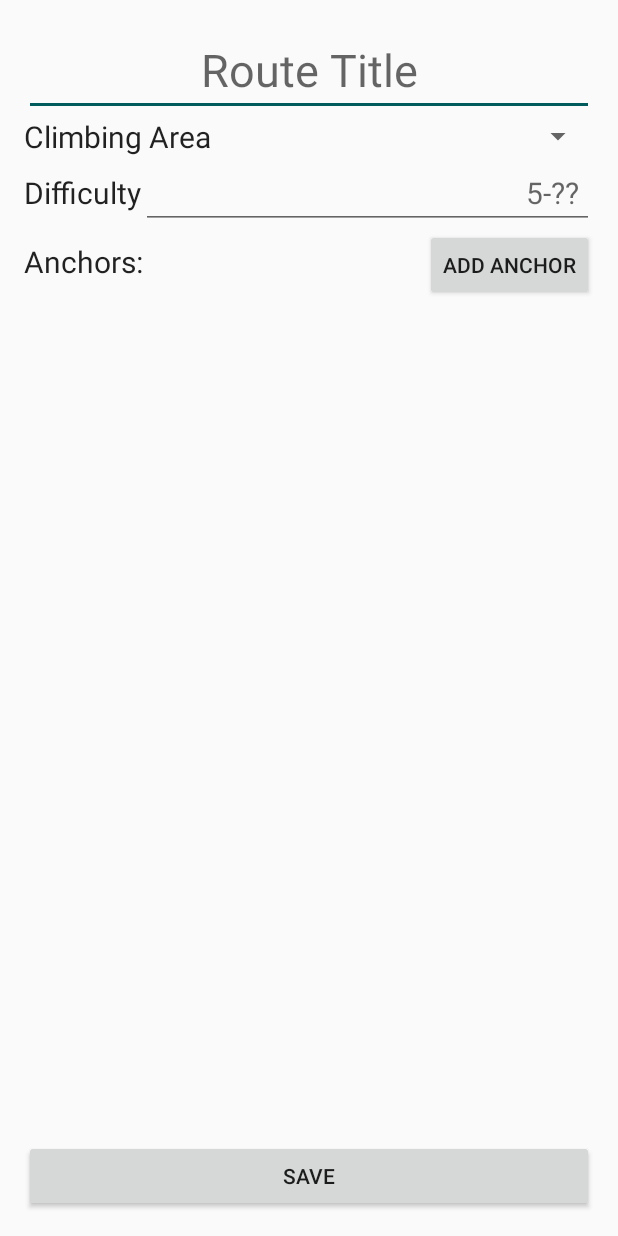
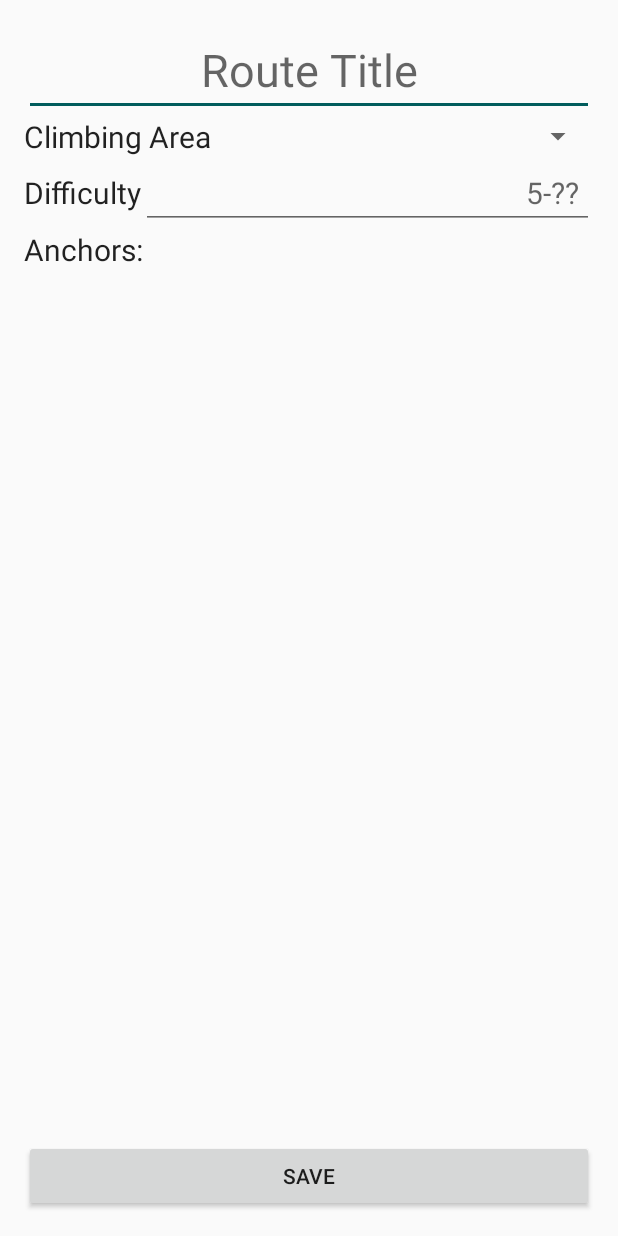
Before and after one commit to mattghall/AndroidFinalProject, an Android app: the screen it shows after launch (ActivityEdit), after a tap on an icon or button, on a phone screen of 412 x 824 dp. Run offline under Robolectric (Android 15) with nearby library versions, the phone set to English and light mode, and no system bars; our stand-ins replace data binding.

Commit message:
Few more tweaks of small things

```diff
--- a/mobile/src/main/java/com/example/mattghall/finalproject/Fragment_AreasList.java
+++ b/mobile/src/main/java/com/example/mattghall/finalproject/Fragment_AreasList.java
@@ -69,7 +69,7 @@ public class Fragment_AreasList extends Fragment {
                     try {
                         OpenArea(climbingAreaIds[position]);
                     } catch (JSONException e) {
-                        ToastMachine("Could not load area");
+                        ToastMachine(getResources().getString(R.string.couldNotLoadAreaMessage));
                         e.printStackTrace();
                     }
                 } else {
--- a/mobile/src/main/java/com/example/mattghall/finalproject/Fragment_EditRoute.java
+++ b/mobile/src/main/java/com/example/mattghall/finalproject/Fragment_EditRoute.java
@@ -112,6 +112,7 @@ public class Fragment_EditRoute extends Fragment implements View.OnClickListener
         // Special Bindings
         if(parentActivity.isNew) {
             // SEt title prompt
+            addAnchorButton.setVisibility(View.GONE);
             areaTextView.setVisibility(View.GONE);
             deleteButton.setVisibility(View.GONE);
             // bind properties of spinner to areas
--- a/mobile/src/main/java/com/example/mattghall/finalproject/Fragment_RouteDetails.java
+++ b/mobile/src/main/java/com/example/mattghall/finalproject/Fragment_RouteDetails.java
@@ -52,8 +52,6 @@ public class Fragment_RouteDetails extends Fragment implements View.OnClickListe
         // Set OnClickListeners
         final Button editButton = (Button) eternalAnger.findViewById(R.id.editButton);
         editButton.setOnClickListener(this);
-        final Button saveButton = (Button) eternalAnger.findViewById(R.id.saveButton);
-        saveButton.setOnClickListener(this);
 
         return eternalAnger;
     }
--- a/mobile/src/main/res/layout/fragment_routes.xml
+++ b/mobile/src/main/res/layout/fragment_routes.xml
@@ -37,11 +37,13 @@
             android:layout_height="wrap_content"
             android:orientation="horizontal">
             <TextView
+                android:visibility="gone"
                 style="@style/AreaLabels"
                 android:layout_width="wrap_content"
                 android:layout_height="wrap_content"
                 android:text="@string/areaIdLabel" />
             <TextView
+                android:visibility="gone"
                 style="@style/AreaValue"
                 android:layout_width="match_parent"
                 android:layout_height="wrap_content"
--- a/mobile/src/main/res/values/strings.xml
+++ b/mobile/src/main/res/values/strings.xml
@@ -12,35 +12,36 @@
     <string name="difficultyLabel">Difficulty</string>
     <string name="numAnchorsLabel">Number Anchors</string>
 
+    <string name="addAnchorButton">Add Anchor</string>
+    <string name="anchorEntryError">Please enter text into both fields</string>
+    <string name="anchorLabel">Anchors:</string>
+    <string name="areaIdLabel">Area ID</string>
+    <string name="areaNameLabel">Area Name</string>
+    <string name="betaLabel">Beta</string>
+    <string name="cancel">Cancel</string>
+    <string name="couldNotLoadRoutesMessage">Could not load routes</string>
+    <string name="couldNotSaveRouteMessage">Could not save route</string>
+    <string name="deleteAnchorConfirmation">Do you really want to delete this anchor?</string>
+    <string name="deleteButtonLabel">Delete</string>
+    <string name="deleteConfirmationMessage">Do you really want to delete this route?</string>
+    <string name="deletingRouteMessage">Deleting Route</string>
+    <string name="difficultyHint">5-??</string>
+    <string name="editAnchor">Edit Anchor</string>
     <string name="editLabel">Edit</string>
+    <string name="genericErrorMessage">Something went wrong</string>
+    <string name="gpsCoordinatesLabel">GPS Coordinates</string>
+    <string name="newArea">New Area</string>
+    <string name="newRouteSuccessMessage">New Route Successfully Saved</string>
+    <string name="no">No</string>
+    <string name="noLoadSavedDataMessage">Could not load saved data</string>
+    <string name="noSavedDataMessage">Could Not Load Saved Data. Go Ahead! Add some!</string>
+    <string name="pleaseSaveRouteFirstMessage">Please save route details before adding anchors</string>
+    <string name="routeDeletedMessage">Route Deleted</string>
+    <string name="routeTitlePrompt">Route Title</string>
+    <string name="save">Save</string>
     <string name="saveButtonLabel">Save</string>
-    <string name="areaNameLabel">Area Name</string>
-    <string name="areaIdLabel">Area ID</string>
+    <string name="saveSuccess">New Data Successfully Saved</string>
     <string name="trailHeadNameLabel">Trail Head</string>
-    <string name="gpsCoordinatesLabel">GPS Coordinates</string>
-    <string name="anchorLabel">Anchors:</string>
-    <string name="routeTitlePrompt">Route Title</string>
-    <string name="addAnchorButton">Add Anchor</string>
-    <string name="betaLabel">Beta</string>
-    <string name="deleteButtonLabel">Delete</string>
-    <string name="save">Save</string>
-    <string name="cancel">Cancel</string>
-    <string name="anchorEntryError">Please enter text into both fields</string>
-    <string name="editAnchor">Edit Anchor</string>
-    <string name="newArea">New Area</string>
-    <string name="difficultyHint">5-??</string>
-    <string name="deleteConfirmationMessage">Do you really want to delete this route?</string>
     <string name="yes">Yes</string>
-    <string name="no">No</string>
-    <string name="newRouteSuccessMessage">New Route Successfully Saved</string>
-    <string name="genericErrorMessage">Something went wrong</string>
-    <string name="pleaseSaveRouteFirstMessage">Please save route details before adding anchors</string>
-    <string name="deleteAnchorConfirmation">Do you really want to delete this anchor?</string>
-    <string name="couldNotSaveRouteMessage">Could not save route</string>
-    <string name="saveSuccess">New Data Successfully Saved</string>
-    <string name="routeDeletedMessage">Route Deleted</string>
-    <string name="deletingRouteMessage">Deleting Route</string>
-    <string name="couldNotLoadRoutesMessage">Could not load routes</string>
-    <string name="noSavedDataMessage">Could Not Load Saved Data. Go Ahead! Add some!</string>
-    <string name="noLoadSavedDataMessage">Could not load saved data</string>
+    <string name="couldNotLoadAreaMessage">Could not load area</string>
 </resources>
```
Also changed, not shown: mobile/src/main/res/layout/fragment_details.xml (+0 -7 lines).
